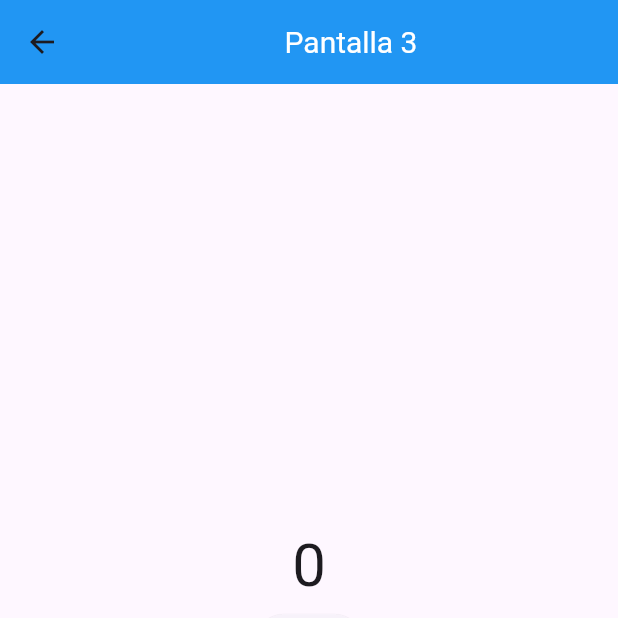
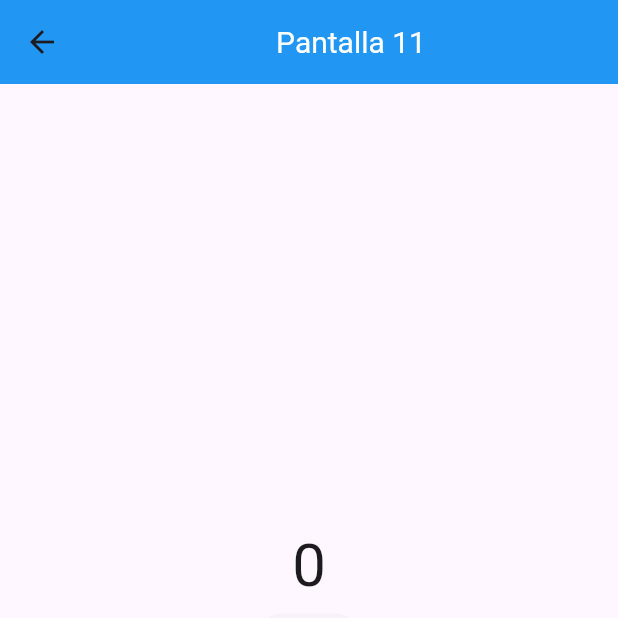
Before and after one commit to David-Salazar-1082/Android_Act_6_1082, a Flutter app: the PantallaOnce screen opened by its route, on a phone screen of 412 x 824 dp, the top half of it. Run offline on Flutter 3.47's test engine with Material 3 defaults, Android fonts, the phone set to English and light mode, and no system bars.

Commit message:
Update pagina_once.dart
Actualizacion.

```diff
--- a/lib/pagina_once.dart
+++ b/lib/pagina_once.dart
@@ -19,7 +19,7 @@ class _Widget020State extends State<PantallaOnce> {
         backgroundColor: Colors.blue, // Fondo azul
         title: const Center(
           child: Text(
-            'Pantalla 3', // Título de la pantalla
+            'Pantalla 11', // Título de la pantalla
             style: TextStyle(
               color: Colors.white, // Letra blanca
               fontSize: 20.0, // Tamaño de la letra 20
```
